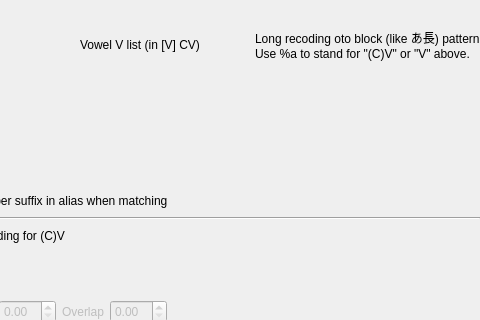
Old version of the form src/vowelCrossfading/vowelcrossfadingoptionwidget.ui in the repository shine5402/KiraOtoToolbox; both pictures show x 96 to 576 and y 0 to 320 of the 576 by 463 pixel window.
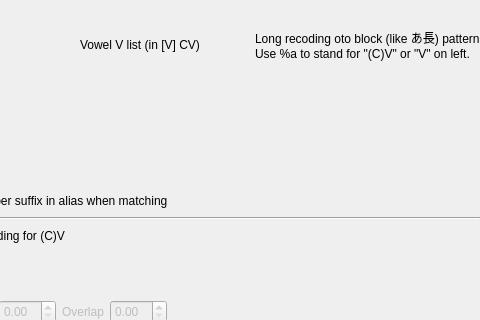
New version of the form. Custom widgets are drawn as their Qt base class.

Patch:
```diff
--- a/src/vowelCrossfading/vowelcrossfadingoptionwidget.ui
+++ b/src/vowelCrossfading/vowelcrossfadingoptionwidget.ui
@@ -43,7 +43,7 @@
       <widget class="QLabel" name="label_3">
        <property name="text">
         <string>Long recoding oto block (like あ長) pattern
-Use %a to stand for &quot;(C)V&quot; or &quot;V&quot; above.</string>
+Use %a to stand for &quot;(C)V&quot; or &quot;V&quot; on left.</string>
        </property>
       </widget>
      </item>
```
